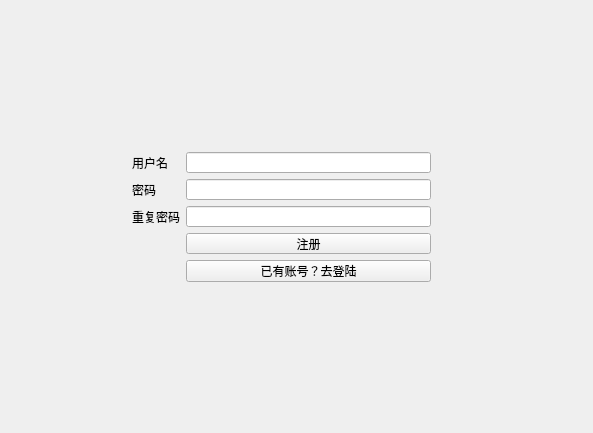
Above: client/mainwindow.ui from JmPotato/Word_Breaker before the change. Below: the same form after it.
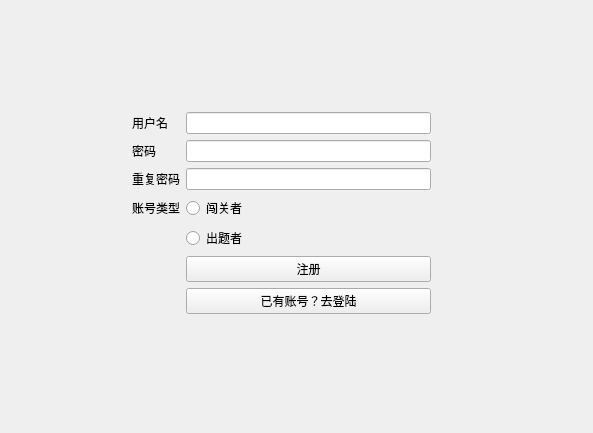
That is the form after the change. The open tabs and pages were chosen to show the change.

The edit to the form file:
```diff
--- a/client/mainwindow.ui
+++ b/client/mainwindow.ui
@@ -15,7 +15,7 @@
   </property>
   <widget class="QWidget" name="centralWidget">
    <layout class="QGridLayout" name="gridLayout_4">
-    <item row="0" column="0">
+    <item row="0" column="1">
      <widget class="QStackedWidget" name="stackedWidget">
       <property name="currentIndex">
        <number>1</number>
@@ -25,9 +25,9 @@
         <property name="geometry">
          <rect>
           <x>110</x>
-          <y>130</y>
+          <y>90</y>
           <width>321</width>
-          <height>152</height>
+          <height>265</height>
          </rect>
         </property>
         <layout class="QFormLayout" name="signupLayout">
@@ -44,6 +44,9 @@
            </property>
           </widget>
          </item>
+         <item row="0" column="1">
+          <widget class="QLineEdit" name="signupUsername"/>
+         </item>
          <item row="1" column="0">
           <widget class="QLabel" name="signup_passwrod_label">
            <property name="text">
@@ -51,6 +54,9 @@
            </property>
           </widget>
          </item>
+         <item row="1" column="1">
+          <widget class="QLineEdit" name="signupPassword"/>
+         </item>
          <item row="2" column="0">
           <widget class="QLabel" name="signup_repassword_label">
            <property name="text">
@@ -58,23 +64,38 @@
            </property>
           </widget>
          </item>
+         <item row="2" column="1">
+          <widget class="QLineEdit" name="signupRepassword"/>
+         </item>
          <item row="3" column="1">
+          <widget class="QRadioButton" name="signupBreakerButton">
+           <property name="text">
+            <string>闯关者</string>
+           </property>
+          </widget>
+         </item>
+         <item row="5" column="1">
           <widget class="QPushButton" name="signupButton">
            <property name="text">
             <string>注册</string>
            </property>
           </widget>
          </item>
-         <item row="0" column="1">
-          <widget class="QLineEdit" name="signup_username"/>
-         </item>
-         <item row="1" column="1">
-          <widget class="QLineEdit" name="signup_password"/>
-         </item>
-         <item row="2" column="1">
-          <widget class="QLineEdit" name="signup_repassword"/>
-         </item>
          <item row="4" column="1">
+          <widget class="QRadioButton" name="signupMakerButton">
+           <property name="text">
+            <string>出题者</string>
+           </property>
+          </widget>
+         </item>
+         <item row="3" column="0">
+          <widget class="QLabel" name="signupTypeLabel">
+           <property name="text">
+            <string>账号类型</string>
+           </property>
+          </widget>
+         </item>
+         <item row="6" column="1">
           <widget class="QPushButton" name="gosigninButton">
            <property name="text">
             <string>已有账号？去登陆</string>
```
Left out of the diff: 94 changed lines with no effect on the pictures.
